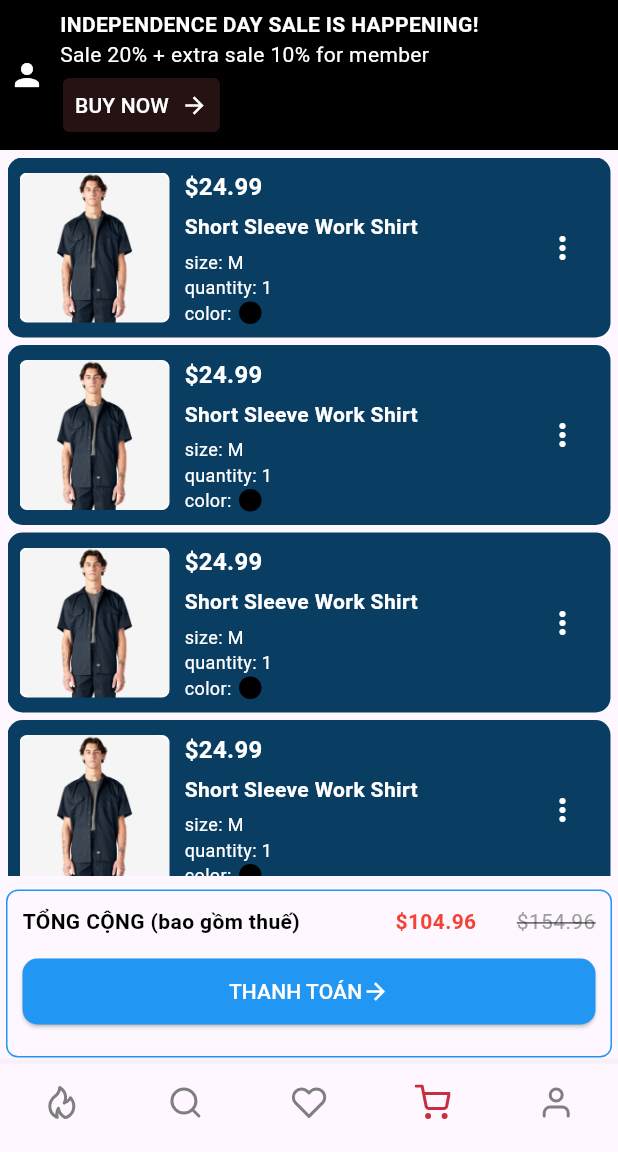
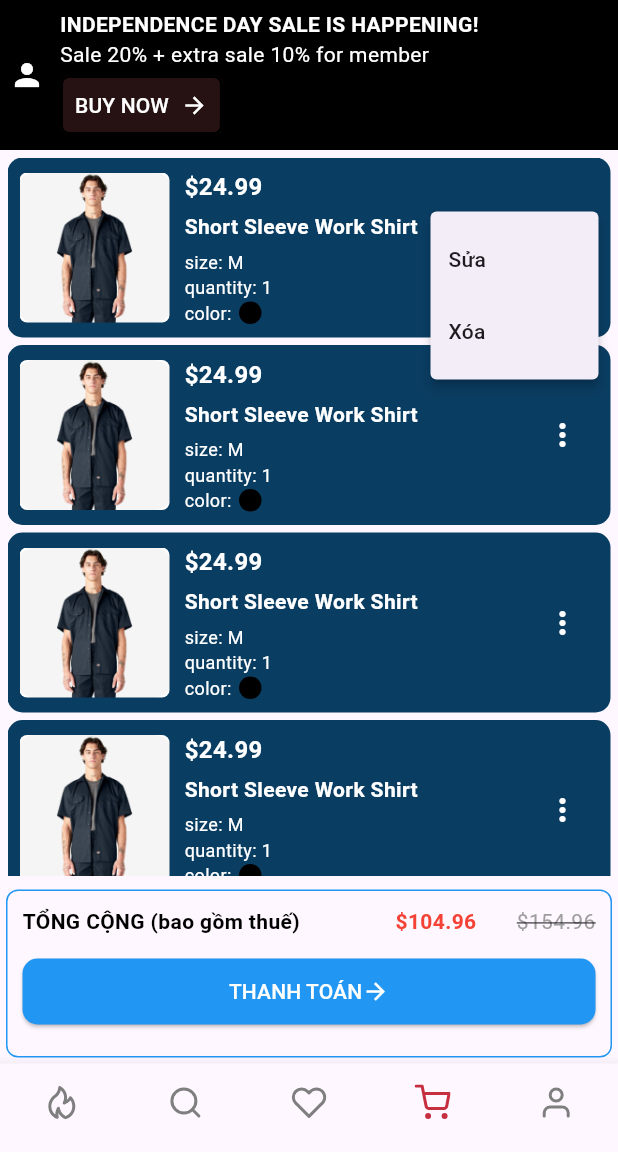
Before and after one commit to phongthandat7/Shop_Clothes_Flutter, a Flutter app: the screen it shows after launch, item 4 of the bottom bar chosen, after a tap on the "more vert" icon, on a phone screen of 412 x 824 dp, the part 84-1236 px from its top. Run offline on Flutter 3.47's test engine with Material 3 defaults, Android fonts, the phone set to English and light mode, and no system bars; our stand-ins replace flutter_svg, google_fonts.

Commit message:
make home screen and edit cart

```diff
--- a/lib/pages/cart/cart_screen/item_cart.dart
+++ b/lib/pages/cart/cart_screen/item_cart.dart
@@ -1,3 +1,4 @@
+import 'package:dickies_project/pages/cart/option.dart';
 import 'package:flutter/material.dart';
 
 class ItemCart extends StatefulWidget {
@@ -97,13 +98,7 @@ class _ItemCartState extends State<ItemCart> {
               ],
             ),
           ),
-          IconButton(
-            icon: const Icon(Icons.more_vert, color: Colors.white),
-            onPressed: () {
-              // Thêm logic xử lý khi nhấn nút
-              print('Button pressed');
-            },
-          ),
+          PopupMenuOption(),
         ],
       ),
     );
--- a/lib/pages/cart/option.dart
+++ b/lib/pages/cart/option.dart
@@ -0,0 +1,23 @@
+import 'package:flutter/material.dart';
+
+class PopupMenuOption extends StatelessWidget {
+  @override
+  Widget build(BuildContext context) {
+    return PopupMenuButton<String>(
+      icon: const Icon(Icons.more_vert, color: Colors.white),
+      onSelected: (String result) {
+        print('Selected: $result');
+      },
+      itemBuilder: (BuildContext context) => <PopupMenuEntry<String>>[
+        const PopupMenuItem<String>(
+          value: 'Edit',
+          child: Text('Sửa'),
+        ),
+        const PopupMenuItem<String>(
+          value: 'Delete',
+          child: Text('Xóa'),
+        ),
+      ],
+    );
+  }
+}
--- a/lib/pages/cart/order_detail_screen/order_detail_screen.dart
+++ b/lib/pages/cart/order_detail_screen/order_detail_screen.dart
@@ -1,3 +1,6 @@
+import 'package:dickies_project/pages/cart/cart_screen/cart_screen.dart';
+import 'package:dickies_project/pages/cart/cart_widget.dart';
+
 import 'cart_product.dart';
 import 'package:flutter/material.dart';
 import 'customer_information.dart';
@@ -16,7 +19,7 @@ class OrderDetailsScreen extends StatelessWidget {
         leading: IconButton(
           icon: Icon(Icons.arrow_back),
           onPressed: () {
-            // Handle back action
+            Navigator.pop(context);
           },
         ),
       ),
--- /dev/null
+++ b/lib/pages/home/home_screen.dart
@@ -0,0 +1,52 @@
+import 'package:flutter/material.dart';
+
+class HomeScreen extends StatefulWidget {
+  const HomeScreen({super.key});
+
+  @override
+  State<HomeScreen> createState() => _HomeScreenState();
+}
+
+class _HomeScreenState extends State<HomeScreen> {
+  String dropdownValue = 'WOMEN';
+
+  @override
+  Widget build(BuildContext context) {
+    return Column(
+      children: [
+        Row(
+          mainAxisAlignment: MainAxisAlignment.spaceEvenly,
+          children: [
+            DropdownButton<String>(
+              value: dropdownValue,
+              items: <String>['WOMEN', 'MEN', 'KIDS'].map((String value) {
+                return DropdownMenuItem<String>(
+                  value: value,
+                  child: Text(value),
+                );
+              }).toList(),
+              onChanged: (String? newValue) {
+                setState(() {
+                  dropdownValue = newValue!;
+                });
+              },
+            ),
+            ElevatedButton(
+              onPressed: null,
+              child: const Text('SHIRTS'),
+            ),
+            ElevatedButton(
+              onPressed: () {},
+              child: const Text('PANTS'),
+            ),
+          ],
+        ),
+        Expanded(
+          child: Center(
+            child: Text('Content goes here'),
+          ),
+        ),
+      ],
+    );
+  }
+}
--- a/lib/pages/home/home_widget.dart
+++ b/lib/pages/home/home_widget.dart
@@ -1,3 +1,4 @@
+import 'package:dickies_project/pages/home/home_screen.dart';
 import 'package:flutter/material.dart';
 
 class HomeWidget extends StatefulWidget {
@@ -11,7 +12,7 @@ class _HomeWidgetState extends State<HomeWidget> {
   @override
   Widget build(BuildContext context) {
     return const Center(
-      child: Text('Home page'),
+      child: HomeScreen(),
     );
   }
 }
```
Also changed, not shown: lib/data/model/customer_info.dart (+11 -0 lines), lib/pages/app.route.dart (added).
